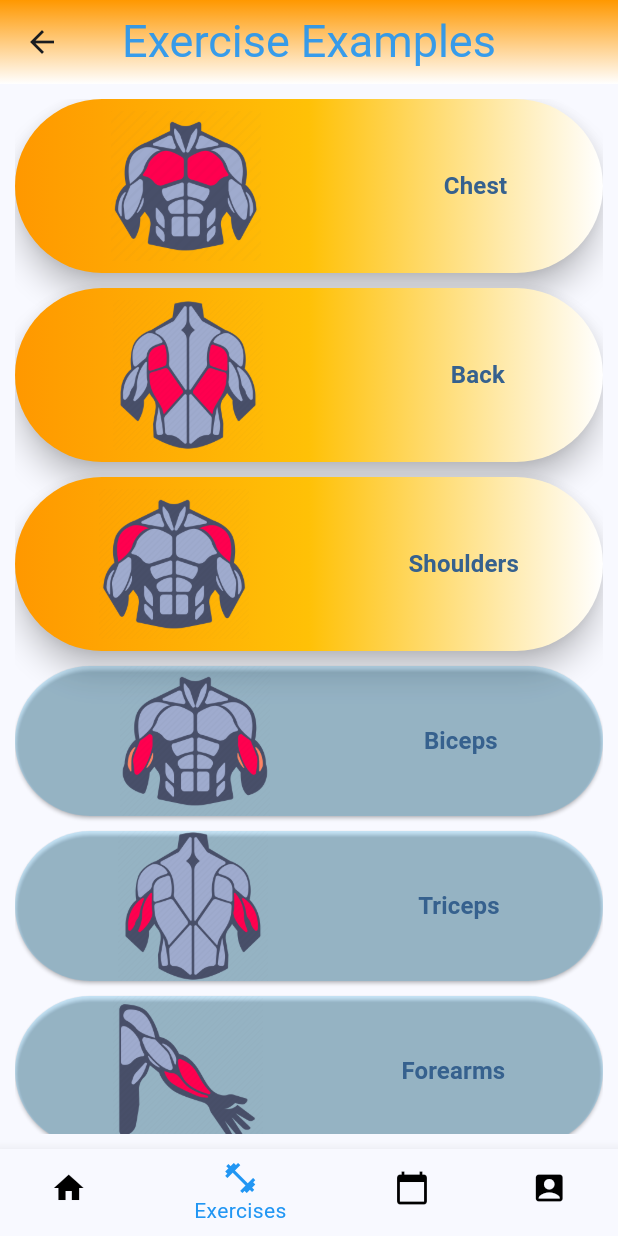
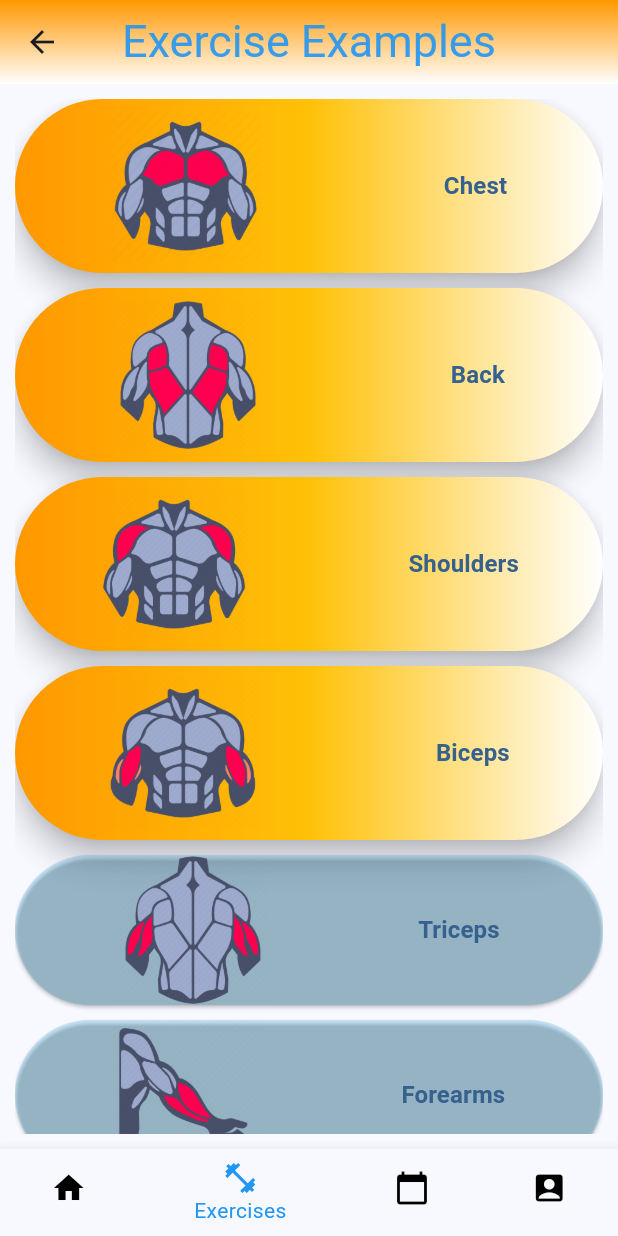
Before and after one commit to mateuszkasprzak94/fitness_prodigy, a Flutter app: the ExerciseExamplesPage screen opened directly, on a phone screen of 412 x 824 dp. Run offline on Flutter 3.47's test engine with Material 2 defaults, Android fonts, the phone set to English and light mode, and no system bars; our stand-ins replace firebase_auth, firebase_core, google_fonts, shared_preferences; accounts and stored records are empty; Roboto replaces fonts that are missing (Satisfy).

Commit message:
Customize Biceps button with gradient color

```diff
--- a/lib/app/after login plus features/exercies_examples/muscle_anatomy/biceps_button.dart
+++ b/lib/app/after login plus features/exercies_examples/muscle_anatomy/biceps_button.dart
@@ -9,7 +9,24 @@ class Biceps extends StatelessWidget {
 
   @override
   Widget build(BuildContext context) {
-    return ElevatedButton(
+    const shape = StadiumBorder();
+
+    return Material(
+      color: Colors.transparent,
+      shape: shape,
+      elevation: 8,
+      child: Container(
+        decoration: const ShapeDecoration(
+          shape: shape,
+          gradient: LinearGradient(
+            colors: [
+              Colors.orange,
+              Colors.amber,
+              Colors.white,
+            ],
+          ),
+        ),
+        child: ElevatedButton(
           onPressed: () {
             Navigator.of(context).push(
               MaterialPageRoute(
@@ -19,7 +36,13 @@ class Biceps extends StatelessWidget {
             );
           },
           style: ElevatedButton.styleFrom(
-        backgroundColor: const Color.fromARGB(45, 3, 168, 244),
+            padding: const EdgeInsets.symmetric(horizontal: 8, vertical: 8),
+
+            /// deactivate color and shadow
+            tapTargetSize: MaterialTapTargetSize.shrinkWrap,
+            backgroundColor: Colors.transparent,
+            shadowColor: Colors.transparent,
+            elevation: 0,
           ),
           child: Row(
             mainAxisAlignment: MainAxisAlignment.spaceEvenly,
@@ -36,6 +59,8 @@ class Biceps extends StatelessWidget {
               )
             ],
           ),
+        ),
+      ),
     );
   }
 }
```
Lines whose indentation alone changed are shown as unchanged.
